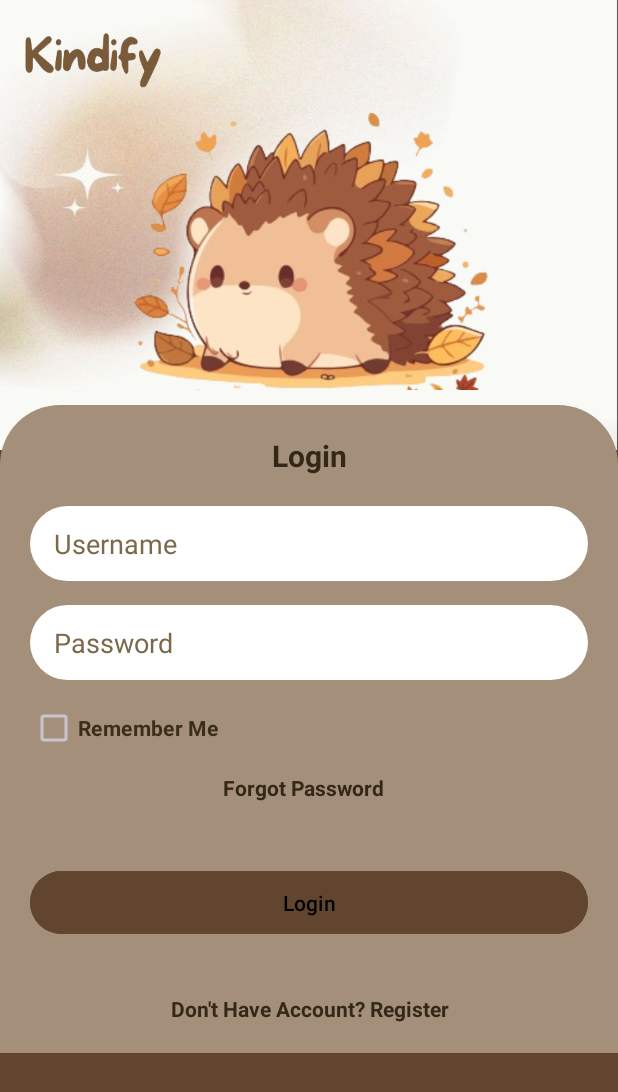
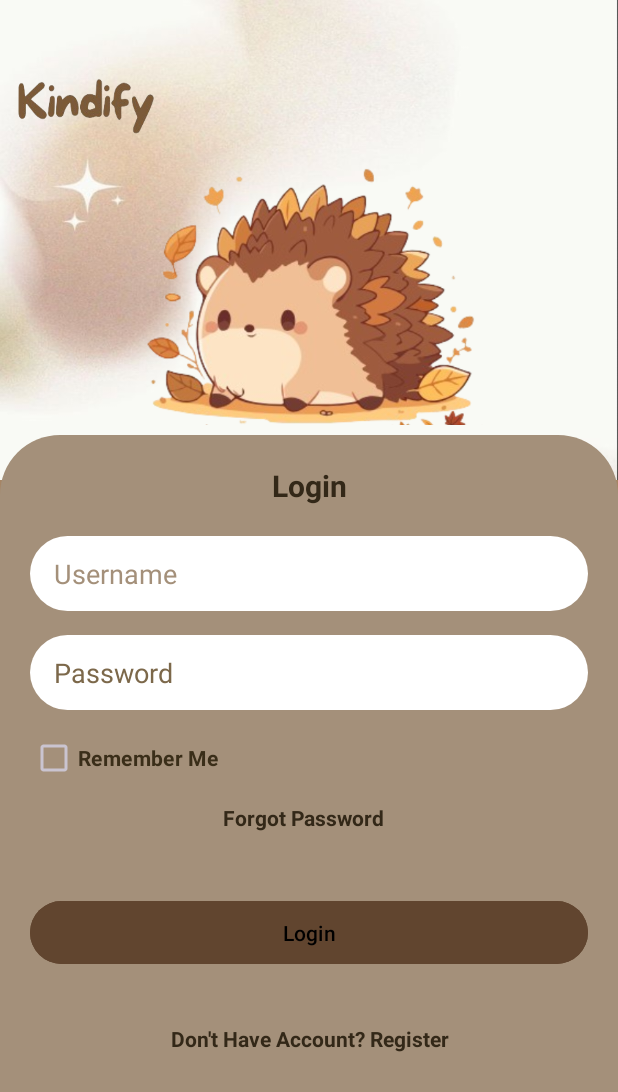
Before and after one commit to Fiddooo19/test_repo, an Android app: the screen it shows after launch (LoginActivity), on a phone screen of 412 x 824 dp. Shown: the top 1092 px of the screen. Run offline under Robolectric (Android 15) with nearby library versions, the phone set to English and light mode, and no system bars.

Commit message:
update code

```diff
--- a/app/src/main/java/com/example/socialgoodvolunteerapp/EventDetailsActivity.java
+++ b/app/src/main/java/com/example/socialgoodvolunteerapp/EventDetailsActivity.java
@@ -46,7 +46,7 @@ public class EventDetailsActivity extends AppCompatActivity {
 
         // Back button click listener
         backButton.setOnClickListener(view -> {
-            Intent intent = new Intent(EventDetailsActivity.this, MainActivityUser.class);
+            Intent intent = new Intent(EventDetailsActivity.this, EventListActivity.class);
             startActivity(intent);
             finish();
         });
--- a/app/src/main/java/com/example/socialgoodvolunteerapp/SplashActivity.java
+++ b/app/src/main/java/com/example/socialgoodvolunteerapp/SplashActivity.java
@@ -17,7 +17,7 @@ public class SplashActivity extends AppCompatActivity {
         new Handler().postDelayed(new Runnable() {
             @Override
             public void run() {
-                Intent intent = new Intent(SplashActivity.this, MainActivityUser.class);
+                Intent intent = new Intent(SplashActivity.this, LoginActivity.class);
                 startActivity(intent);
                 finish(); // Closes the splash screen
             }
--- a/app/src/main/java/com/example/socialgoodvolunteerapp/adapter/EventAdapter.java
+++ b/app/src/main/java/com/example/socialgoodvolunteerapp/adapter/EventAdapter.java
@@ -91,4 +91,5 @@ public class EventAdapter extends RecyclerView.Adapter<EventAdapter.ViewHolder>
         }
         return null;
     }
+
 }
--- a/app/src/main/res/layout/activity_login.xml
+++ b/app/src/main/res/layout/activity_login.xml
@@ -1,12 +1,14 @@
 <RelativeLayout xmlns:android="http://schemas.android.com/apk/res/android"
     android:layout_width="match_parent"
     android:layout_height="match_parent"
-    android:background="#61452F">
+    android:background="#A68565"
+    android:orientation="horizontal">
+
 
     <!-- Header Section -->
     <LinearLayout
         android:layout_width="match_parent"
-        android:layout_height="300dp"
+        android:layout_height="320dp"
         android:background="@drawable/brownbg"
         android:gravity="center"
         android:orientation="vertical">
@@ -15,13 +17,14 @@
             android:id="@+id/tvCompanyName"
             android:layout_width="100dp"
             android:layout_height="50dp"
-            android:layout_marginRight="145dp"
+            android:layout_marginTop="50dp"
+            android:layout_marginRight="150dp"
             android:background="@drawable/kindifyname" />
 
         <ImageView
-            android:layout_width="260dp"
+            android:layout_width="240dp"
             android:layout_height="200dp"
-            android:layout_marginBottom="20dp"
+            android:layout_marginBottom="30dp"
             android:src="@drawable/hgicon" />
 
 
@@ -31,7 +34,10 @@
     <LinearLayout
         android:layout_width="match_parent"
         android:layout_height="wrap_content"
-        android:layout_marginTop="270dp"
+        android:layout_alignParentTop="true"
+        android:layout_alignParentBottom="true"
+        android:layout_marginTop="290dp"
+        android:layout_marginBottom="0dp"
         android:background="@drawable/backgroundrounded"
         android:orientation="vertical"
         android:padding="20dp">
@@ -60,7 +66,7 @@
             android:inputType="textEmailAddress"
             android:paddingStart="16dp"
             android:textColor="#332818"
-            android:textColorHint="#7C684A" />
+            android:textColorHint="#A4907A" />
 
         <!-- Password Input -->
         <EditText
```
Also changed, not shown: app/src/main/java/com/example/socialgoodvolunteerapp/EventListActivity.java (+6 -7 lines).
